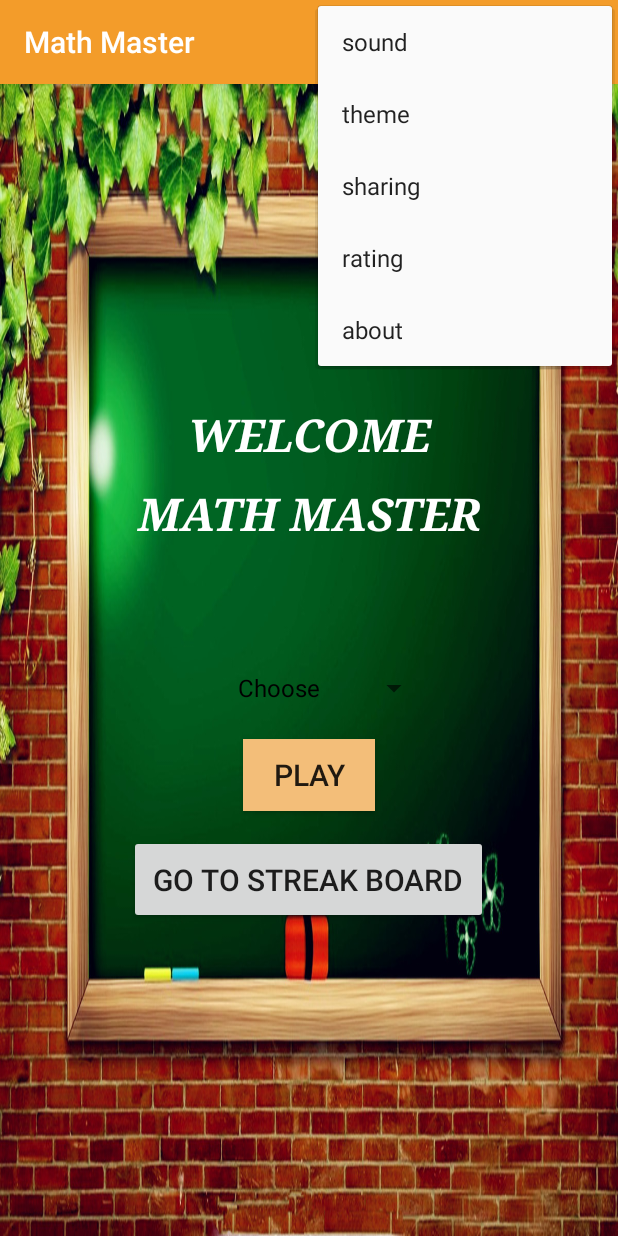
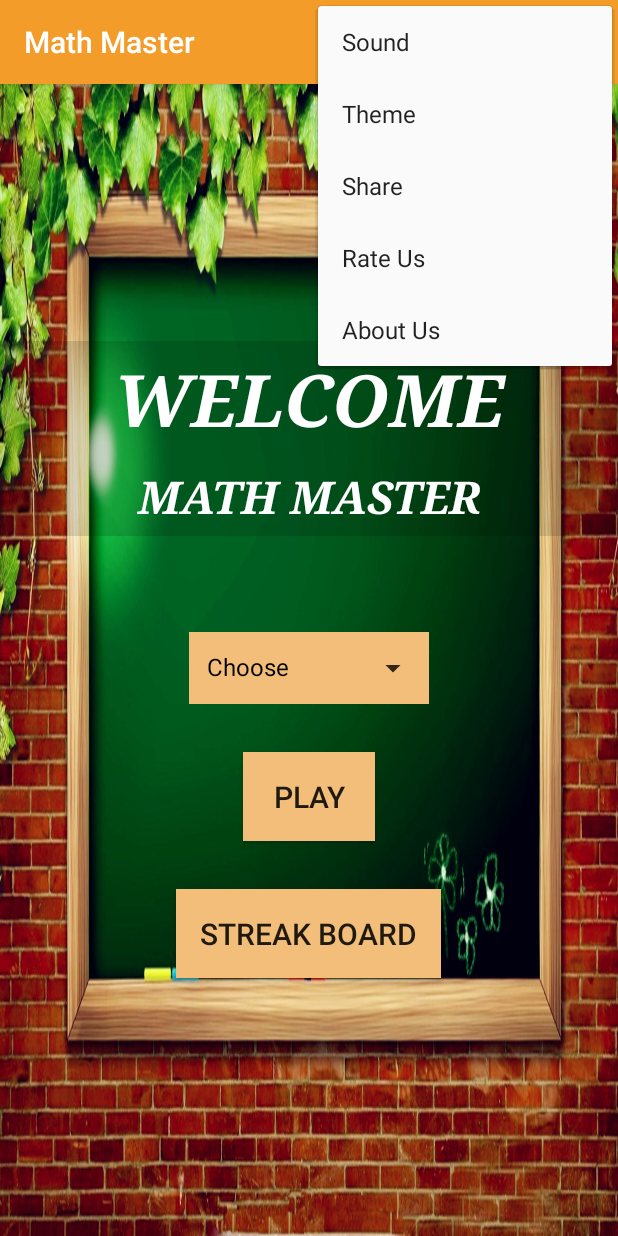
Before and after one commit to khyati393/math-master, an Android app: the screen it shows after launch (HomeActivity), with the options menu open, on a phone screen of 412 x 824 dp. Run offline under Robolectric (Android 15) with nearby library versions, the light colour scheme and no system bars; our stand-ins replace Room's generated code, data binding.

Commit message:
Improvements ui related

```diff
--- a/app/build.gradle
+++ b/app/build.gradle
@@ -36,7 +36,7 @@ dependencies {
 
     //Room database
     implementation "androidx.room:room-runtime:2.2.6"
-    annotationProcessor  'android.arch.persistence.room:compiler:2.2.6'
+    annotationProcessor 'android.arch.persistence.room:compiler:2.2.6'
     // RxJava support for Room
     implementation 'android.arch.persistence.room:rxjava2:1.1.1'
 
--- a/app/src/main/java/com/example/mathmaster/HomeActivity.java
+++ b/app/src/main/java/com/example/mathmaster/HomeActivity.java
@@ -10,12 +10,12 @@ import android.view.View;
 import android.widget.AdapterView;
 import android.widget.ArrayAdapter;
 import android.widget.Button;
-import android.widget.Spinner;
 import android.widget.Toast;
 
 import androidx.annotation.NonNull;
 import androidx.appcompat.app.AlertDialog;
 import androidx.appcompat.app.AppCompatActivity;
+import androidx.appcompat.widget.AppCompatTextView;
 import androidx.databinding.DataBindingUtil;
 
 import com.example.mathmaster.databinding.ActivityHomeBinding;
@@ -25,8 +25,8 @@ import java.util.List;
 
 public class HomeActivity extends AppCompatActivity {
 
-    Spinner spinner;
-    settings settings = new settings(this);
+    AppCompatTextView spinner;
+    Settings settings = new Settings(getBaseContext());
     int positionList;
     Button button;
     private ActivityHomeBinding mBinding;
@@ -59,6 +59,7 @@ public class HomeActivity extends AppCompatActivity {
         AlertDialog.Builder builder = new AlertDialog.Builder(HomeActivity.this);
         builder.setTitle("Really Exit ")
                 .setMessage("Are you sure ?")
+                .setCancelable(false)
                 .setPositiveButton("Ok", new DialogInterface.OnClickListener() {
                     @Override
                     public void onClick(DialogInterface dialog, int which) {
@@ -70,7 +71,7 @@ public class HomeActivity extends AppCompatActivity {
                     public void onClick(DialogInterface dialog, int which) {
                         dialog.dismiss();
                     }
-                }).setCancelable(false);
+                });
 
         AlertDialog alert = builder.create();
         alert.show();
@@ -110,12 +111,11 @@ public class HomeActivity extends AppCompatActivity {
             }
             break;
 
-            case R.id.about:{
+            case R.id.about: {
                 if (item.getItemId() == R.id.about)
                     settings.about();
-                //Toast.makeText(this, "about clicked", Toast.LENGTH_SHORT).show();
-                }
-                break;
+            }
+            break;
         }
 
         return true;
@@ -131,16 +131,63 @@ public class HomeActivity extends AppCompatActivity {
             }
         });
 
-        userSelectionSpinnerSetup();
+        mBinding.autoTextArithmeticChoose.setOnClickListener(new View.OnClickListener() {
+            @Override
+            public void onClick(View view) {
+                showArithmeticChooseDropdown();
+            }
+        });
+
 
     }
 
-    private void userSelectionSpinnerSetup() {
+//    private void userSelectionSpinnerSetup() {
+//
+//        // for drop down
+//        spinner = (AppCompatTextView) findViewById(R.id.spinner1);
+//
+//        final List<String> list = new ArrayList<String>();   //for drop down list
+//        list.add(0, "Choose");
+//        list.add("Addition");
+//        list.add("Subtraction");
+//        list.add("Multiplication");
+//        list.add("Division");
+//
+//
+//        ArrayAdapter<String> arrayAdapter = new ArrayAdapter<String>(this, android.R.layout.simple_spinner_dropdown_item, list);
+//        arrayAdapter.setDropDownViewResource(android.R.layout.simple_spinner_dropdown_item);
+//
+//        spinner.setPrompt("Select your Choice");
+//        //Attaching data adapter to spinner
+//        spinner.setAdapter(arrayAdapter);
+//        spinner.setOnItemSelectedListener(new AdapterView.OnItemSelectedListener() {
+//            @Override
+//            public void onItemSelected(AdapterView<?> parent, View view, int position, long id) {
+//                spinner.setSelection(position);
+//                // spinner item text alignment center
+//                view.setTextAlignment(View.TEXT_ALIGNMENT_CENTER);
+//
+//                if (parent.getItemAtPosition(position).equals("Choose")) {
+//                    positionList = position;
+//                } else {
+////                    Toast.makeText(getBaseContext(), "You Selected : " + list.get(position), Toast.LENGTH_SHORT).show();
+//                    positionList = position;
+//                }
+//
+//            }
+//
+//            @Override
+//            public void onNothingSelected(AdapterView<?> parent) {
+//
+//            }
+//        });
+//
+//    }
 
-        // for drop down
-        spinner = (Spinner) findViewById(R.id.spinner1);
+    /*Branch*/
+    private void showArithmeticChooseDropdown() {
 
-        final List<String> list = new ArrayList<String>();   //for drop down list
+        List<String> list = new ArrayList<String>();   //for drop down list
         list.add(0, "Choose");
         list.add("Addition");
         list.add("Subtraction");
@@ -148,34 +195,17 @@ public class HomeActivity extends AppCompatActivity {
         list.add("Division");
 
 
-        ArrayAdapter<String> arrayAdapter = new ArrayAdapter<String>(this, R.layout.support_simple_spinner_dropdown_item, list);
-        arrayAdapter.setDropDownViewResource(R.layout.support_simple_spinner_dropdown_item);
+        ArrayAdapter adapter = new ArrayAdapter<String>(getBaseContext(), R.layout.layout_only_textview, R.id.textView, list);
+        mBinding.autoTextArithmeticChoose.setAdapter(adapter);
 
-        spinner.setPrompt("Select your Choice");
-        //Attaching data adapter to spinner
-        spinner.setAdapter(arrayAdapter);
-        spinner.setOnItemSelectedListener(new AdapterView.OnItemSelectedListener() {
+        mBinding.autoTextArithmeticChoose.showDropDown();
+
+        mBinding.autoTextArithmeticChoose.setOnItemClickListener(new AdapterView.OnItemClickListener() {
             @Override
-            public void onItemSelected(AdapterView<?> parent, View view, int position, long id) {
-                spinner.setSelection(position);
-                // spinner item text alignment center
-                view.setTextAlignment(View.TEXT_ALIGNMENT_CENTER);
-
-                if (parent.getItemAtPosition(position).equals("Choose")) {
-                    positionList = position;
-                } else {
-//                    Toast.makeText(getBaseContext(), "You Selected : " + list.get(position), Toast.LENGTH_SHORT).show();
-                    positionList = position;
-                }
-
-            }
-
-            @Override
-            public void onNothingSelected(AdapterView<?> parent) {
-
+            public void onItemClick(AdapterView<?> parent, View view, int position, long l) {
+                positionList = position;
             }
         });
-
     }
 
     public void nextPage() {
@@ -188,22 +218,22 @@ public class HomeActivity extends AppCompatActivity {
                 break;
 
             case 1:
-                Intent i1 = new Intent(getApplicationContext(), AdditionActivity.class);
+                Intent i1 = new Intent(getBaseContext(), AdditionActivity.class);
                 startActivity(i1);
                 break;
 
             case 2:
-                Intent i2 = new Intent(getApplicationContext(), SubtractionActivity.class);
+                Intent i2 = new Intent(getBaseContext(), SubtractionActivity.class);
                 startActivity(i2);
                 break;
 
             case 3:
-                Intent i3 = new Intent(getApplicationContext(), MultiplicationActivity.class);
+                Intent i3 = new Intent(getBaseContext(), MultiplicationActivity.class);
                 startActivity(i3);
                 break;
 
             case 4:
-                Intent i4 = new Intent(getApplicationContext(), DivisionActivity.class);
+                Intent i4 = new Intent(getBaseContext(), DivisionActivity.class);
                 startActivity(i4);
                 break;
 
--- a/app/src/main/java/com/example/mathmaster/settings.java
+++ b/app/src/main/java/com/example/mathmaster/Settings.java
@@ -3,12 +3,12 @@ package com.example.mathmaster;
 import android.content.Context;
 import android.content.Intent;
 
-public class settings {
+public class Settings {
 
-    public Context context;
+    public Context mContext;
 
-    settings(Context context) {
-        this.context = context;
+    Settings(Context context) {
+        mContext = context;
     }
 
     public void sound() {
@@ -16,8 +16,8 @@ public class settings {
     }
 
     public void rate() {
-        Intent r = new Intent(context.getApplicationContext(), RatingActivity.class);
-        context.startActivity(r);
+        Intent r = new Intent(mContext, RatingActivity.class);
+        mContext.startActivity(r);
     }
 
     public void share() {
@@ -25,11 +25,11 @@ public class settings {
         share.setType("text/plain");
         share.putExtra(Intent.EXTRA_TEXT, "https://play.google.com/store/apps/details?id=" + "com.google.android.whatsapp");
         Intent.createChooser(share, "share app");
-        context.startActivity(Intent.createChooser(share, "share using"));
+        mContext.startActivity(Intent.createChooser(share, "Share us via"));
     }
-    public void about()
-    {
-        Intent r1 = new Intent(context.getApplicationContext(), AboutActivity.class);
-        context.startActivity(r1);
+
+    public void about() {
+        Intent aboutUs = new Intent(mContext.getApplicationContext(), AboutActivity.class);
+        mContext.startActivity(aboutUs);
     }
 }
--- a/app/src/main/java/com/example/mathmaster/SplashActivity.java
+++ b/app/src/main/java/com/example/mathmaster/SplashActivity.java
@@ -10,22 +10,23 @@ import android.widget.TextView;
 import androidx.appcompat.app.AppCompatActivity;
 
 public class SplashActivity extends AppCompatActivity {
-    private static int SPLASH_TIME_OUT = 4000;  //4 SECOND
-    Animation tAnim,bAnim;
-    TextView text1,text2,text3,text4;
+
+    private static int SPLASH_TIME_OUT = 3000;  //4 SECOND
+    Animation tAnim, bAnim;
+    TextView text1, text2, text3, text4;
 
     @Override
     protected void onCreate(Bundle savedInstanceState) {
         super.onCreate(savedInstanceState);
         setContentView(R.layout.activity_splash);
 
-        tAnim= AnimationUtils.loadAnimation(this,R.anim.top_anim);
-        bAnim= AnimationUtils.loadAnimation(this,R.anim.botm_anim);
+        tAnim = AnimationUtils.loadAnimation(this, R.anim.top_anim);
+        bAnim = AnimationUtils.loadAnimation(this, R.anim.botm_anim);
 
-        text1=findViewById(R.id.t1);
-        text2=findViewById(R.id.t2);
-        text3=findViewById(R.id.t3);
-        text4=findViewById(R.id.t4);
+        text1 = findViewById(R.id.t1);
+        text2 = findViewById(R.id.t2);
+        text3 = findViewById(R.id.t3);
+        text4 = findViewById(R.id.t4);
 
         text1.setAnimation(tAnim);
         text2.setAnimation(tAnim);
--- /dev/null
+++ b/app/src/main/res/drawable-anydpi/icon_drop_down_arrow.xml
@@ -0,0 +1,11 @@
+<vector xmlns:android="http://schemas.android.com/apk/res/android"
+    android:width="24dp"
+    android:height="24dp"
+    android:viewportWidth="24"
+    android:viewportHeight="24"
+    android:tint="#000000"
+    android:alpha="0.8">
+  <path
+      android:fillColor="@android:color/white"
+      android:pathData="M7,10l5,5 5,-5H7z"/>
+</vector>
--- a/app/src/main/res/layout/activity_home.xml
+++ b/app/src/main/res/layout/activity_home.xml
@@ -1,7 +1,7 @@
 <?xml version="1.0" encoding="utf-8"?>
-<layout>
+<layout xmlns:android="http://schemas.android.com/apk/res/android">
 
-    <androidx.appcompat.widget.LinearLayoutCompat xmlns:android="http://schemas.android.com/apk/res/android"
+    <androidx.appcompat.widget.LinearLayoutCompat
         android:layout_width="match_parent"
         android:layout_height="match_parent"
         android:background="@drawable/bground"
@@ -11,49 +11,65 @@
         <TextView
             android:layout_width="match_parent"
             android:layout_height="wrap_content"
+            android:background="#22000000"
+            android:fontFamily="serif"
             android:gravity="center"
             android:padding="6dp"
-            android:text="welcome"
-            android:fontFamily="serif"
-            android:textAllCaps="true"
+            android:text="WELCOME"
             android:textColor="#ffffff"
-            android:textSize="30sp"
+            android:textSize="48sp"
             android:textStyle="bold|italic" />
 
         <TextView
             android:layout_width="match_parent"
             android:layout_height="wrap_content"
             android:layout_marginBottom="16dp"
+            android:background="#22000000"
+            android:fontFamily="serif"
             android:gravity="center"
             android:padding="6dp"
             android:text="Math Master"
-            android:fontFamily="serif"
             android:textAllCaps="true"
             android:textColor="#ffffff"
             android:textSize="30sp"
             android:textStyle="bold|italic" />
 
-        <Spinner
-            android:id="@+id/spinner1"
-            android:popupBackground="#F3BE79"
+        <!--Choose-->
+        <AutoCompleteTextView
+            android:id="@+id/autoTextArithmeticChoose"
             android:layout_width="wrap_content"
             android:layout_height="wrap_content"
-            android:layout_gravity="center_horizontal"
-            android:layout_marginTop="50dp"
-            android:paddingStart="25dp"
-            android:paddingEnd="25dp"
-            android:spinnerMode="dialog"
-            android:text="--Choose--"
-            android:textSize="20sp" />
+            android:layout_marginTop="48dp"
+            android:background="#F3BE79"
+            android:clickable="false"
+            android:cursorVisible="false"
+            android:drawableEnd="@drawable/icon_drop_down_arrow"
+            android:drawablePadding="16dp"
+            android:drawableTint="@android:color/black"
+            android:ellipsize="end"
+            android:focusable="false"
+            android:focusableInTouchMode="false"
+            android:gravity="start"
+            android:inputType="textNoSuggestions"
+            android:longClickable="false"
+            android:maxLines="1"
+            android:minWidth="160dp"
+            android:padding="12dp"
+            android:singleLine="true"
+            android:text="Choose"
+            android:textColor="@android:color/black"
+            android:textSize="16sp" />
+
 
         <Button
             android:id="@+id/btn"
             android:layout_width="wrap_content"
             android:layout_height="wrap_content"
             android:layout_gravity="center_horizontal"
-            android:layout_marginTop="10dp"
+            android:layout_marginTop="32dp"
+            android:background="#F3BE79"
+            android:padding="16dp"
             android:text="Play"
-            android:background="#F3BE79"
             android:textSize="20sp" />
 
         <androidx.appcompat.widget.AppCompatButton
@@ -61,9 +77,10 @@
             android:layout_width="wrap_content"
             android:layout_height="wrap_content"
             android:layout_gravity="center_horizontal"
-            android:layout_marginTop="16dp"
+            android:layout_marginTop="32dp"
+            android:background="#F3BE79"
             android:padding="16dp"
-            android:text="Go To Streak Board"
+            android:text="Streak Board"
             android:textSize="20sp" />
 
     </androidx.appcompat.widget.LinearLayoutCompat>
--- a/app/src/main/res/menu/menu_items.xml
+++ b/app/src/main/res/menu/menu_items.xml
@@ -1,32 +1,24 @@
 <?xml version="1.0" encoding="utf-8"?>
-<menu xmlns:android="http://schemas.android.com/apk/res/android"
-    xmlns:app="http://schemas.android.com/apk/res-auto">
+<menu xmlns:android="http://schemas.android.com/apk/res/android">
 
     <item
         android:id="@+id/sound"
-        android:title="sound"></item>
+        android:title="Sound" />
 
     <item
         android:id="@+id/theme"
-        android:title="theme"></item>
+        android:title="Theme" />
 
     <item
         android:id="@+id/sharing"
-        android:title="sharing"></item>
+        android:title="Share" />
 
     <item
         android:id="@+id/rating"
-        style="?android:attr/ratingBarStyleSmall"
-        android:layout_width="wrap_content"
-        android:layout_height="wrap_content"
-        android:numStars="5"
-        android:rating="2.5"
-        android:stepSize="0.5"
-        android:title="rating"
-        app:showAsAction="collapseActionView"></item>
+        android:title="Rate Us" />
 
     <item
         android:id="@+id/about"
-        android:title="about"></item>
+        android:title="About Us" />
 
 </menu>
```
Also changed, not shown: app/src/main/AndroidManifest.xml (+10 -10 lines), app/src/main/res/anim/botm_anim.xml (+4 -4 lines), app/src/main/res/anim/top_anim.xml (+4 -4 lines), app/src/main/res/drawable/background_spinner.xml (added, +19 -0 lines), app/src/main/res/layout/activity_addition.xml (+36 -27 lines), app/src/main/res/layout/activity_splash.xml (+27 -21 lines), app/src/main/res/layout/layout_only_textview.xml (added, +23 -0 lines), app/src/main/res/drawable-hdpi/icon_drop_down_arrow.png (added), app/src/main/res/drawable-mdpi/icon_drop_down_arrow.png (added), app/src/main/res/drawable-xhdpi/icon_drop_down_arrow.png (added), app/src/main/res/drawable-xxhdpi/icon_drop_down_arrow.png (added), app/src/main/res/drawable/dropdown_gray.png (added).
